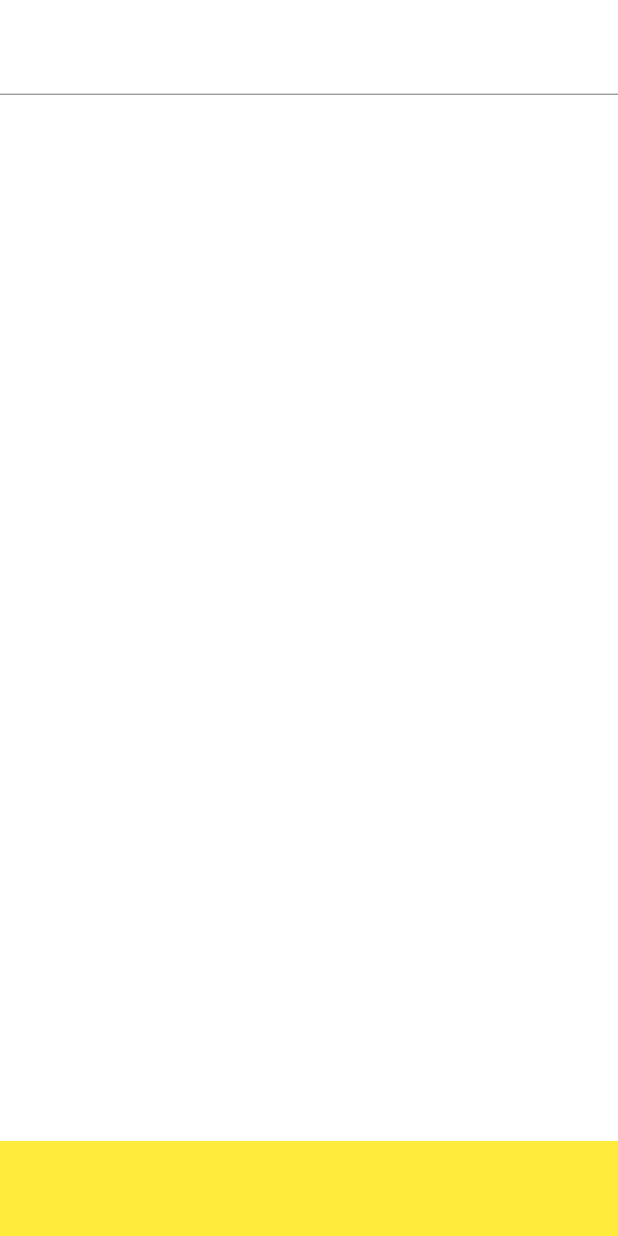
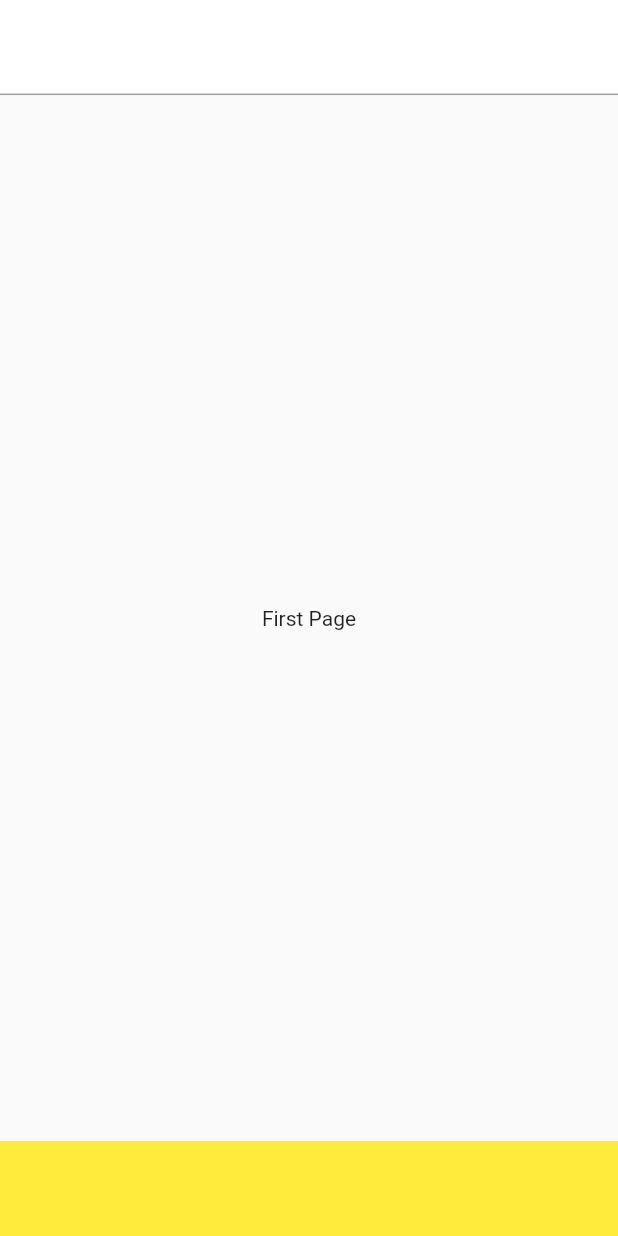
Before and after one commit to Miri-Hwang/mango_market, a Flutter app: the screen it shows after launch, on a phone screen of 412 x 824 dp. Run offline on Flutter 3.47's test engine with Material 2 defaults, Android fonts, the phone set to English and light mode, and no system bars.

```diff
--- a/lib/main.dart
+++ b/lib/main.dart
@@ -53,7 +53,7 @@ class _MyHomePageState extends State<MyHomePage> {
 
   @override
   Widget build(BuildContext context) {
-
+    final PageController controller = PageController(initialPage: 0);
 
     return Scaffold(
 
@@ -74,9 +74,27 @@ class _MyHomePageState extends State<MyHomePage> {
             ),
             Expanded(
               flex: 11,
-              child: Container(
-                color: Colors.white,
-              ),
+              child: PageView(
+                scrollDirection: Axis.horizontal,
+                controller: controller,
+                children: const <Widget>[
+                  Center(
+                    child: Text('First Page'),
+                  ),
+                  Center(
+                    child: Text('Second Page'),
+                  ),
+                  Center(
+                    child: Text('Third Page'),
+                  ),
+                  Center(
+                    child: Text('Fourth Page'),
+                  ),
+                  Center(
+                    child: Text('Fifth Page'),
+                  )
+                ],
+              )
             ),
             Expanded(
               flex: 1,
```
